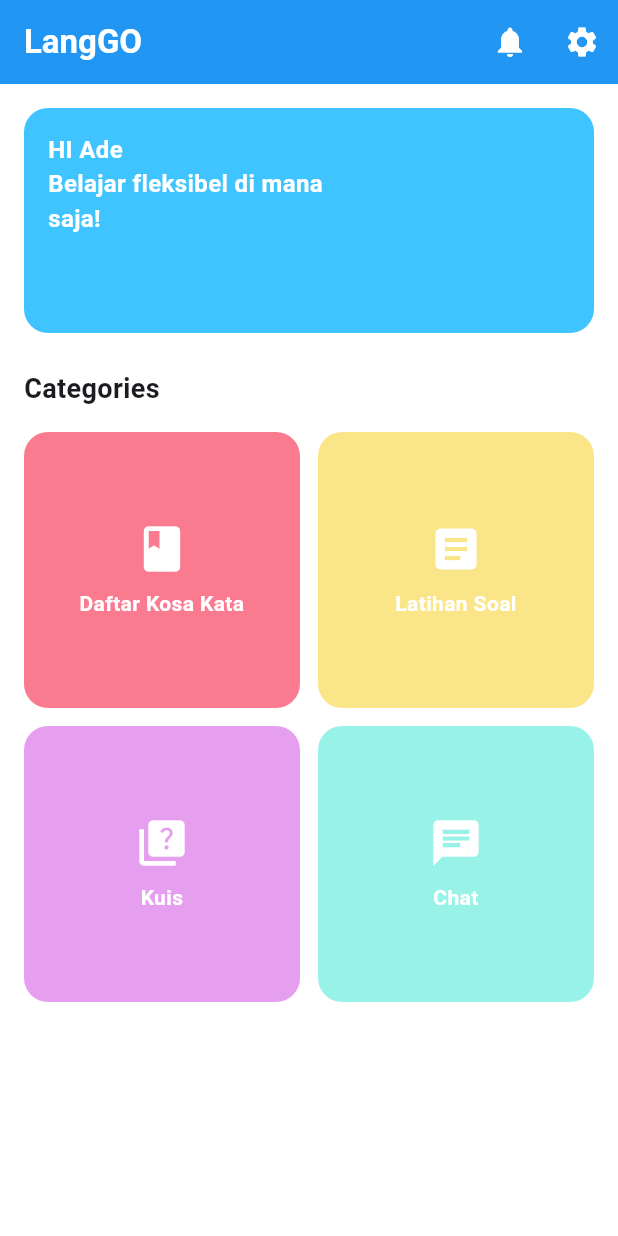
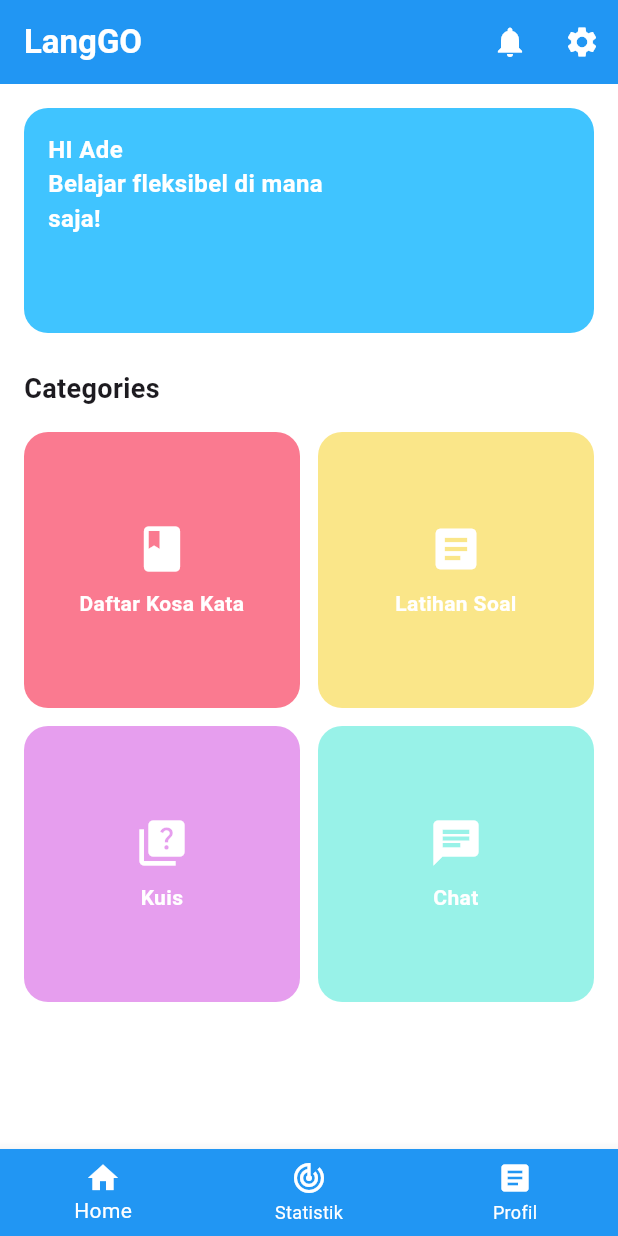
Before and after one commit to newgede/sidebar_navigation, a Flutter app: the HalamanUtama screen opened directly, on a phone screen of 412 x 824 dp. Run offline on Flutter 3.47's test engine with Material 3 defaults, Android fonts, the phone set to English and light mode, and no system bars.

Commit message:
perbaiki code

```diff
--- a/lib/halaman_utama.dart
+++ b/lib/halaman_utama.dart
@@ -2,7 +2,6 @@ import 'package:flutter/material.dart';
 import 'package:flutter_bahasa_inggris_1/custom_button_navbar.dart';
 import 'package:flutter_bahasa_inggris_1/halaman_kuis.dart';
 import 'package:flutter_bahasa_inggris_1/halaman_latihan_soal.dart';
-import 'package:flutter_bahasa_inggris_1/custom_button_navbar.dart';
 import 'halaman_kategori.dart';
 
 class HalamanUtama extends StatelessWidget {
@@ -165,6 +164,7 @@ class HalamanUtama extends StatelessWidget {
           ),
         ],
       ),
+            bottomNavigationBar: const CustomBottomNavBar(currentIndex: 0),
     );
   }
 
```
